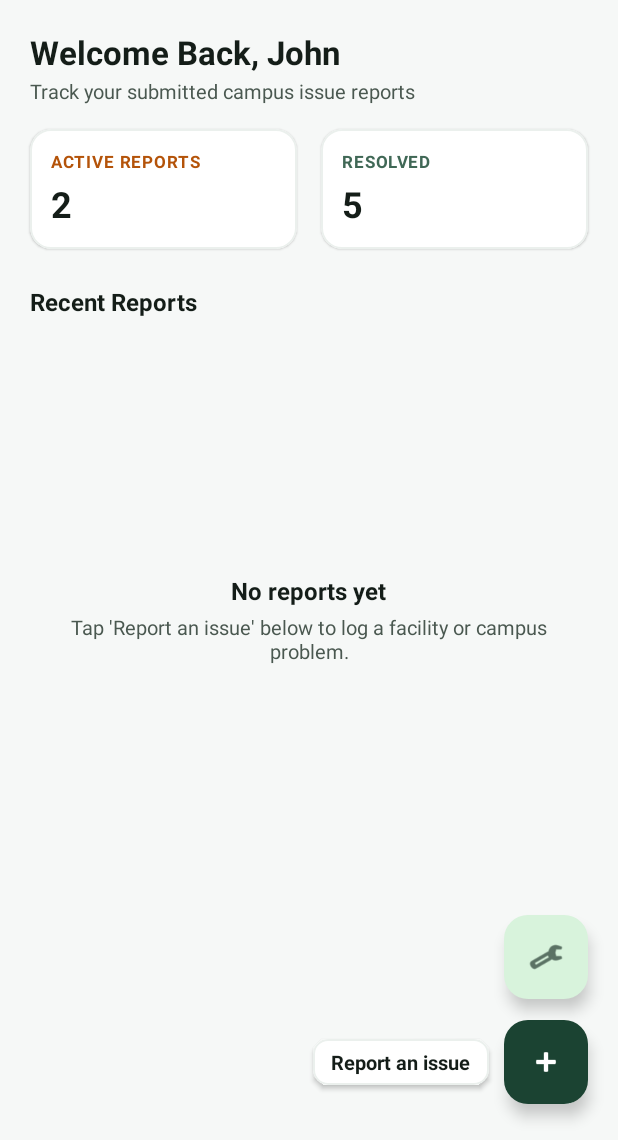
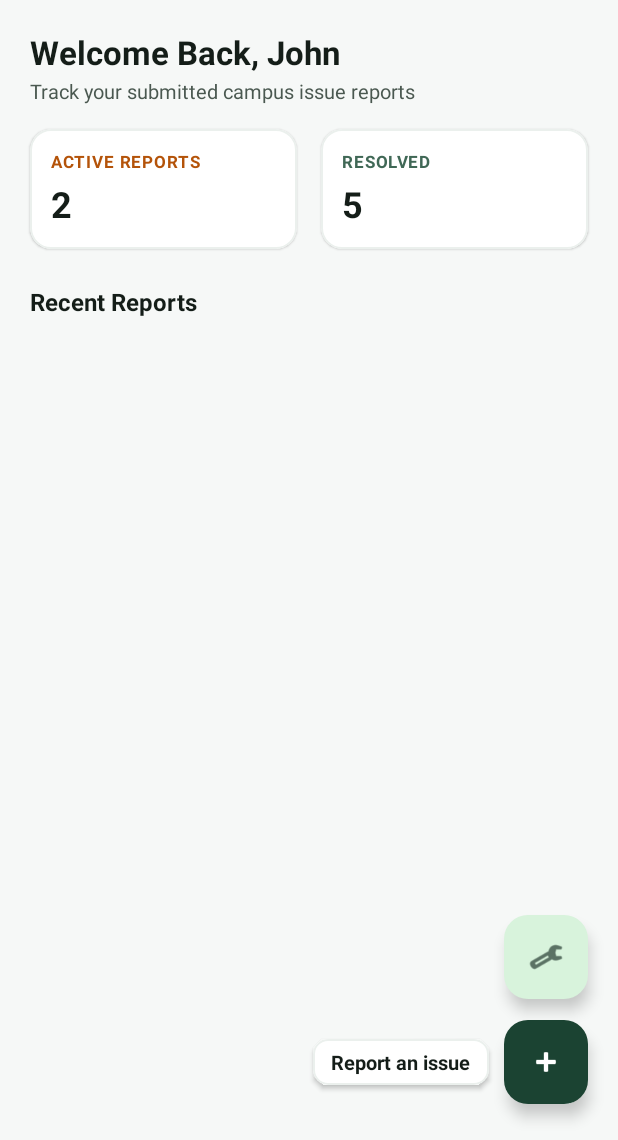
Before and after one commit to cutiepatootie1/CampusFix, an Android app: the layout activity_dashboard.xml on its own in the app's theme, with its tools: preview values and no code run, on a phone screen of 412 x 824 dp, the part 96-1236 px from its top. Run offline under Robolectric (Android 15) with nearby library versions, the phone set to English and light mode, and no system bars.

Commit message:
fix: "no reports" displaying over report cards. fix: fixed an issue where report submits fail because of the old payload parameters

```diff
--- a/app/src/main/java/com/finals_prog/campusfix/ReportSubmitActivity.kt
+++ b/app/src/main/java/com/finals_prog/campusfix/ReportSubmitActivity.kt
@@ -87,7 +87,7 @@ class ReportSubmitActivity : AppCompatActivity() {
     }
 
     private fun submit() {
-        val currentUser = auth.currentUser
+        val currentUser = auth.currentUser?.uid
         if (currentUser == null) {
             toast("Please sign in before submitting a report.")
             return
@@ -120,14 +120,14 @@ class ReportSubmitActivity : AppCompatActivity() {
                 // 2) Save the report document with the hosted image URL.
                 val reportData = hashMapOf(
                     "reportId" to docRef.id,
-                    "reporterUid" to currentUser.uid,
+                    "reporterUid" to currentUser,
                     "title" to title,
                     "description" to reportBody,
                     "category" to category,
                     "building" to building,
                     "room" to room,
                     "status" to Report.STATUS_REPORTED,
-                    "assignedTo" to "",
+                    "assignedStaff" to emptyList<String>(),
                     "photoUrl" to (upload?.url ?: ""),
                     "photoPublicId" to (upload?.publicId ?: ""),
                     "submittedAt" to FieldValue.serverTimestamp(),
--- a/app/src/main/res/layout/activity_dashboard.xml
+++ b/app/src/main/res/layout/activity_dashboard.xml
@@ -206,7 +206,7 @@
         android:layout_marginHorizontal="32dp"
         android:gravity="center"
         android:orientation="vertical"
-        android:visibility="visible"
+        android:visibility="invisible"
         app:layout_constraintBottom_toBottomOf="parent"
         app:layout_constraintEnd_toEndOf="parent"
         app:layout_constraintStart_toStartOf="parent"
```
Also changed, not shown: app/src/main/java/com/finals_prog/campusfix/DashboardActivity.kt (+6 -2 lines).
